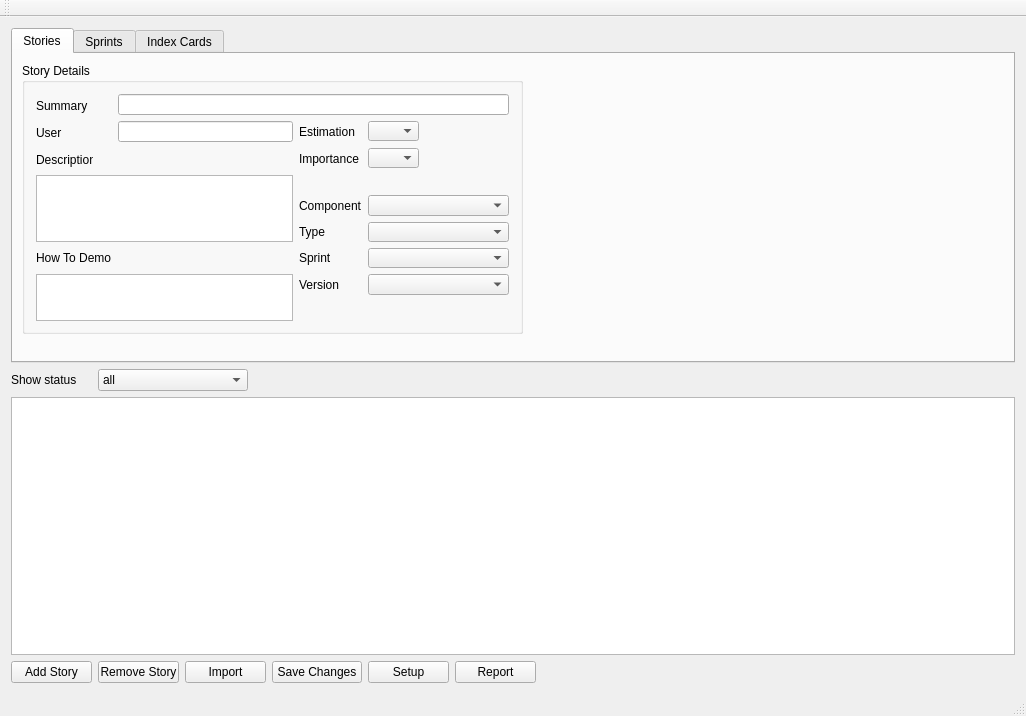
Above: mainwindow.ui from jmreyen/starfish before the change. Below: the same form after it.
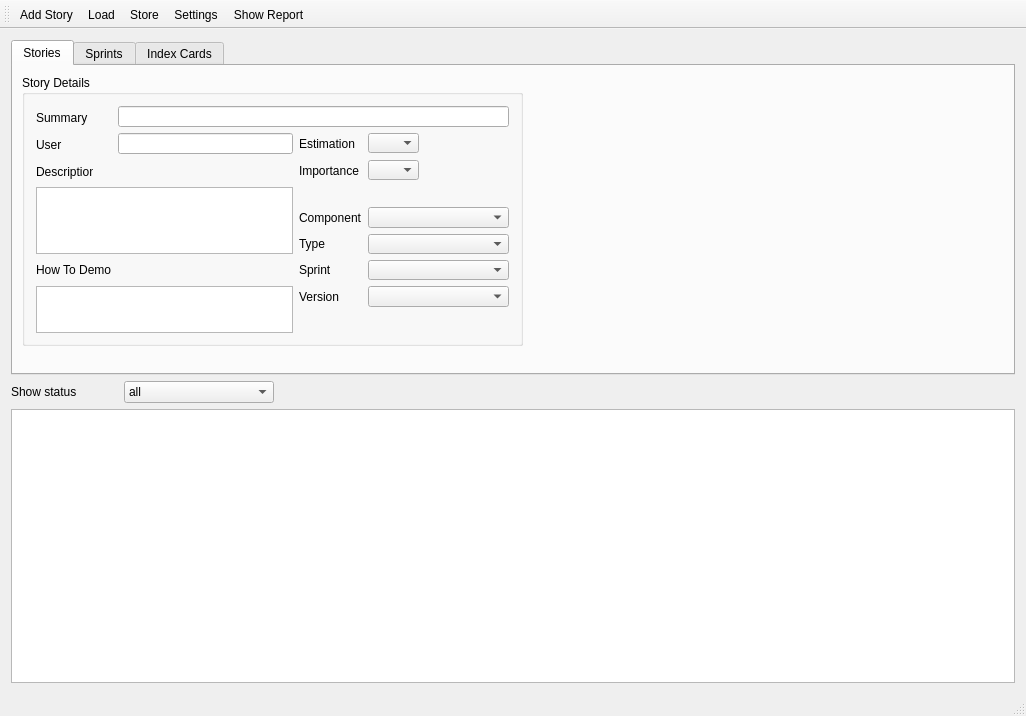
That is the form after the change. Icons and pictures are not drawn.

Patch:
```diff
--- a/mainwindow.ui
+++ b/mainwindow.ui
@@ -25,36 +25,7 @@
   </property>
   <widget class="QWidget" name="centralWidget">
    <layout class="QGridLayout" name="gridLayout_2">
-    <item row="3" column="1">
-     <widget class="QPushButton" name="removeRowButton">
-      <property name="maximumSize">
-       <size>
-        <width>81</width>
-        <height>23</height>
-       </size>
-      </property>
-      <property name="text">
-       <string>Remove Story</string>
-      </property>
-      <attribute name="buttonGroup">
-       <string>buttonGroup_2</string>
-      </attribute>
-     </widget>
-    </item>
-    <item row="3" column="4">
-     <widget class="QPushButton" name="setupButton">
-      <property name="maximumSize">
-       <size>
-        <width>81</width>
-        <height>23</height>
-       </size>
-      </property>
-      <property name="text">
-       <string>Setup</string>
-      </property>
-     </widget>
-    </item>
-    <item row="2" column="0" colspan="11">
+    <item row="2" column="0" colspan="9">
      <widget class="QTableView" name="storyTable">
       <property name="sizePolicy">
        <sizepolicy hsizetype="Expanding" vsizetype="Expanding">
@@ -117,49 +88,7 @@
       </attribute>
      </widget>
     </item>
-    <item row="3" column="0">
-     <widget class="QPushButton" name="addRowButton">
-      <property name="maximumSize">
-       <size>
-        <width>81</width>
-        <height>23</height>
-       </size>
-      </property>
-      <property name="text">
-       <string>Add Story</string>
-      </property>
-      <attribute name="buttonGroup">
-       <string>buttonGroup_2</string>
-      </attribute>
-     </widget>
-    </item>
-    <item row="3" column="2">
-     <widget class="QPushButton" name="importButton">
-      <property name="maximumSize">
-       <size>
-        <width>81</width>
-        <height>23</height>
-       </size>
-      </property>
-      <property name="text">
-       <string>Import</string>
-      </property>
-     </widget>
-    </item>
-    <item row="3" column="5">
-     <widget class="QPushButton" name="reportButton">
-      <property name="maximumSize">
-       <size>
-        <width>81</width>
-        <height>23</height>
-       </size>
-      </property>
-      <property name="text">
-       <string>Report</string>
-      </property>
-     </widget>
-    </item>
-    <item row="0" column="0" colspan="11">
+    <item row="0" column="0" colspan="9">
      <widget class="QTabWidget" name="tabWidget">
       <property name="currentIndex">
        <number>0</number>
@@ -788,7 +717,7 @@
       </property>
      </widget>
     </item>
-    <item row="1" column="1" colspan="3">
+    <item row="1" column="1" colspan="2">
      <widget class="QComboBox" name="filterByStatusComboBox">
       <property name="sizePolicy">
        <sizepolicy hsizetype="Fixed" vsizetype="Fixed">
@@ -809,13 +738,6 @@
       </item>
      </widget>
     </item>
-    <item row="3" column="3">
-     <widget class="QPushButton" name="saveStoryButton">
-      <property name="text">
-       <string>Save Changes</string>
-      </property>
-     </widget>
-    </item>
    </layout>
   </widget>
   <widget class="QMenuBar" name="menuBar">
@@ -835,8 +757,59 @@
    <attribute name="toolBarBreak">
     <bool>false</bool>
    </attribute>
+   <addaction name="actionAdd_Story"/>
+   <addaction name="actionLoad"/>
+   <addaction name="actionStore"/>
+   <addaction name="actionSettings"/>
+   <addaction name="actionShow_Report"/>
   </widget>
   <widget class="QStatusBar" name="statusBar"/>
+  <action name="actionAdd_Story">
+   <property name="text">
+    <string>Add Story</string>
+   </property>
+   <property name="toolTip">
+    <string>Add new story</string>
+   </property>
+   <property name="shortcut">
+    <string>Ctrl+A</string>
+   </property>
+  </action>
+  <action name="actionLoad">
+   <property name="text">
+    <string>Load</string>
+   </property>
+   <property name="toolTip">
+    <string>Load from data source</string>
+   </property>
+   <property name="shortcut">
+    <string>Ctrl+L</string>
+   </property>
+  </action>
+  <action name="actionStore">
+   <property name="text">
+    <string>Store</string>
+   </property>
+   <property name="shortcut">
+    <string>Ctrl+S</string>
+   </property>
+  </action>
+  <action name="actionSettings">
+   <property name="text">
+    <string>Settings</string>
+   </property>
+  </action>
+  <action name="actionShow_Report">
+   <property name="text">
+    <string>Show Report</string>
+   </property>
+   <property name="toolTip">
+    <string>Show Report</string>
+   </property>
+   <property name="shortcut">
+    <string>Ctrl+R</string>
+   </property>
+  </action>
  </widget>
  <layoutdefault spacing="6" margin="11"/>
  <resources/>
```
Left out of the diff: 2 changed lines with no effect on the pictures.
